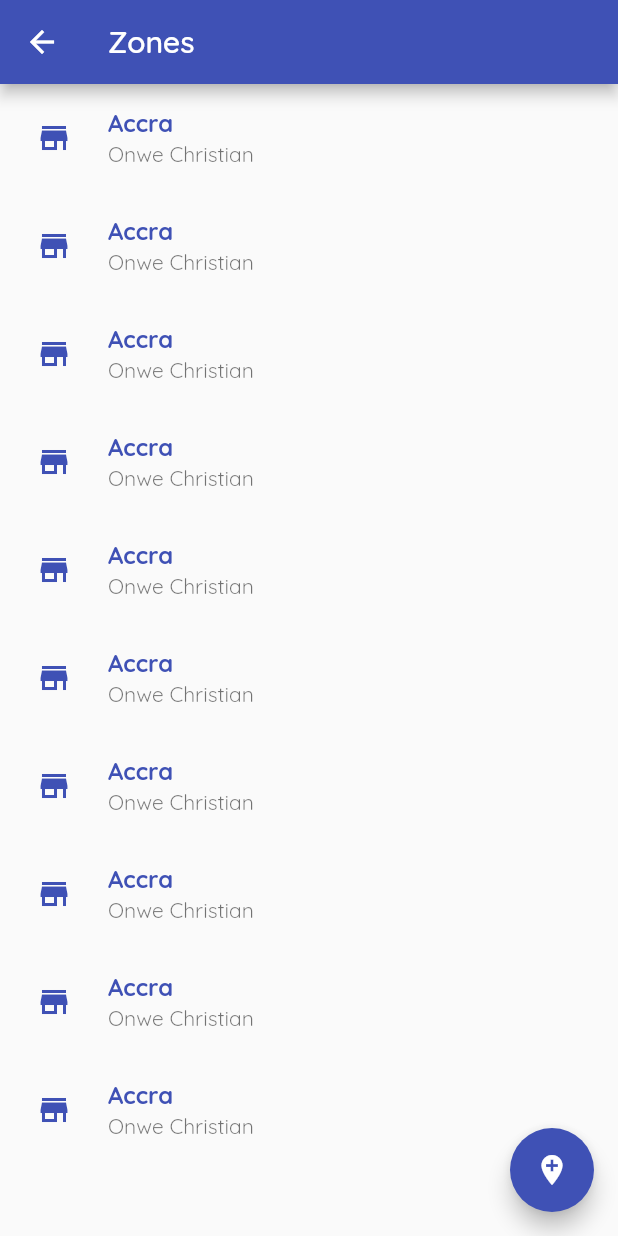
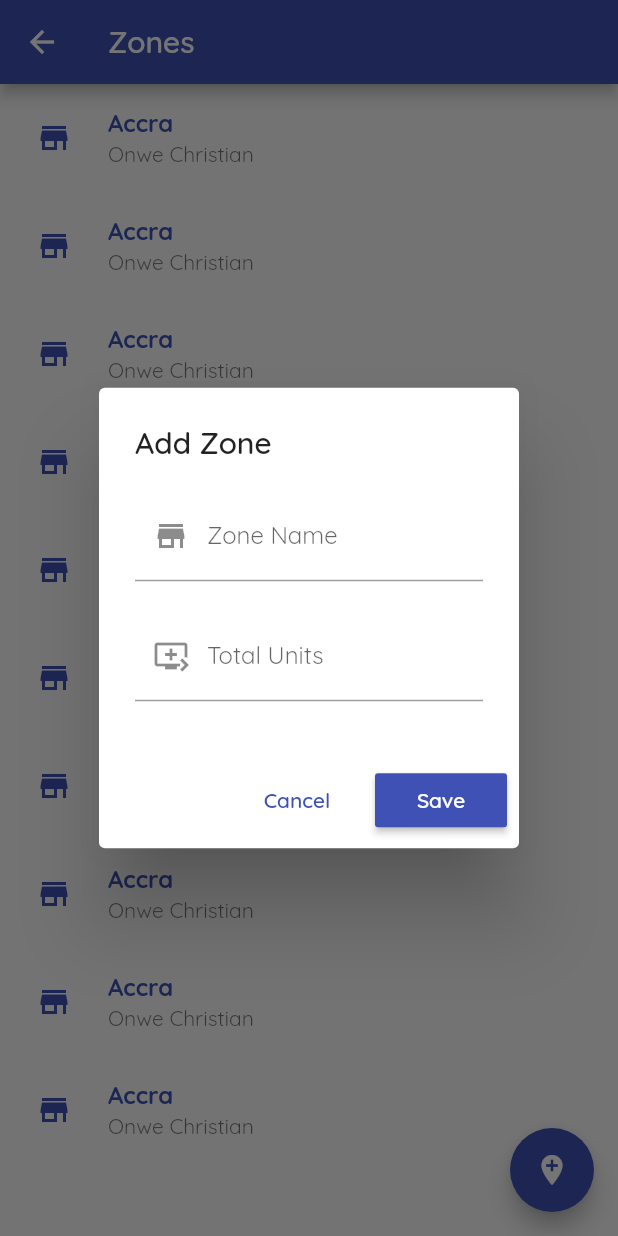
Before and after one commit to kwado-tech/project-management, a Flutter app: the ZonesPage screen opened by its route, after a tap on the "add location" icon, on a phone screen of 412 x 824 dp. Run offline on Flutter 3.47's test engine with Material 2 defaults, Android fonts, the phone set to English and light mode, and no system bars.

Commit message:
Designed zone-form dialog, restructured folder arrangements

```diff
--- a/lib/main.dart
+++ b/lib/main.dart
@@ -1,8 +1,8 @@
 import 'package:flutter/material.dart';
+import 'package:project_manager/pages/admin_module/zones/zones_page.dart';
 import 'package:project_manager/pages/auth/auth_page.dart';
 import 'package:project_manager/pages/supervisor_details/supervisor_details.dart';
 import 'package:project_manager/pages/supervisors/supervisors_page.dart';
-import 'package:project_manager/pages/zones/zones_page.dart';
 import 'package:project_manager/theme/theme_colors.dart';
 
 void main() => runApp(MyApp());
--- /dev/null
+++ b/lib/pages/admin_module/zones/zones_page.dart
@@ -0,0 +1,72 @@
+import 'dart:async';
+
+import 'package:flutter/material.dart';
+import 'package:project_manager/pages/admin_module/zones/widgets/zone_list.dart';
+import 'package:project_manager/theme/theme_colors.dart';
+
+class ZonesPage extends StatefulWidget {
+  @override
+  _ZonesPageState createState() => _ZonesPageState();
+}
+
+class _ZonesPageState extends State<ZonesPage> {
+  void _buildHideKeyPad() {
+    FocusScope.of(context).requestFocus(FocusNode());
+  }
+
+  Future _buildZoneFormDialog() {
+    return showDialog(
+        barrierDismissible: false,
+        context: context,
+        builder: (BuildContext context) {
+          return GestureDetector(
+            onTap: () => _buildHideKeyPad(),
+            child: AlertDialog(
+              title: Text('Add Zone'),
+              content: Container(
+                height: 150.0,
+                child: Column(
+                  children: <Widget>[
+                    TextField(
+                      decoration: InputDecoration(
+                          labelText: 'Zone Name',
+                          prefixIcon: Icon(Icons.store_mall_directory)),
+                    ),
+                    SizedBox(height: 20.0),
+                    TextField(
+                      decoration: InputDecoration(
+                          labelText: 'Total Units',
+                          prefixIcon: Icon(Icons.queue_play_next)),
+                    ),
+                  ],
+                ),
+              ),
+              actions: <Widget>[
+                FlatButton(
+                    textColor: tPrimaryColor,
+                    child: Text('Cancel'),
+                    onPressed: () => Navigator.of(context).pop()),
+                RaisedButton(
+                    color: tPrimaryColor,
+                    textColor: Colors.white,
+                    child: Text('Save'),
+                    onPressed: () => Navigator.of(context).pop())
+              ],
+            ),
+          );
+        });
+  }
+
+  @override
+  Widget build(BuildContext context) {
+    return Scaffold(
+        appBar: AppBar(
+          title: Text('Zones'),
+        ),
+        floatingActionButton: FloatingActionButton(
+            backgroundColor: tPrimaryColor,
+            child: Icon(Icons.add_location),
+            onPressed: _buildZoneFormDialog),
+        body: ZoneList());
+  }
+}
--- a/lib/pages/zones/zones_page.dart
+++ /dev/null
@@ -1,24 +0,0 @@
-import 'package:flutter/material.dart';
-import 'package:project_manager/pages/zones/widgets/zone_list.dart';
-import 'package:project_manager/theme/theme_colors.dart';
-
-class ZonesPage extends StatefulWidget {
-  @override
-  _ZonesPageState createState() => _ZonesPageState();
-}
-
-class _ZonesPageState extends State<ZonesPage> {
-  @override
-  Widget build(BuildContext context) {
-    return Scaffold(
-        appBar: AppBar(
-          title: Text('Zones'),
-        ),
-        floatingActionButton: FloatingActionButton(
-          backgroundColor: tPrimaryColor,
-          child: Icon(Icons.add_location),
-          onPressed: () {},
-        ),
-        body: ZoneList());
-  }
-}
```
Also changed, not shown: lib/pages/admin_module/zones/widgets/zone_list.dart (renamed from lib/pages/zones/widgets/zone_list.dart).
